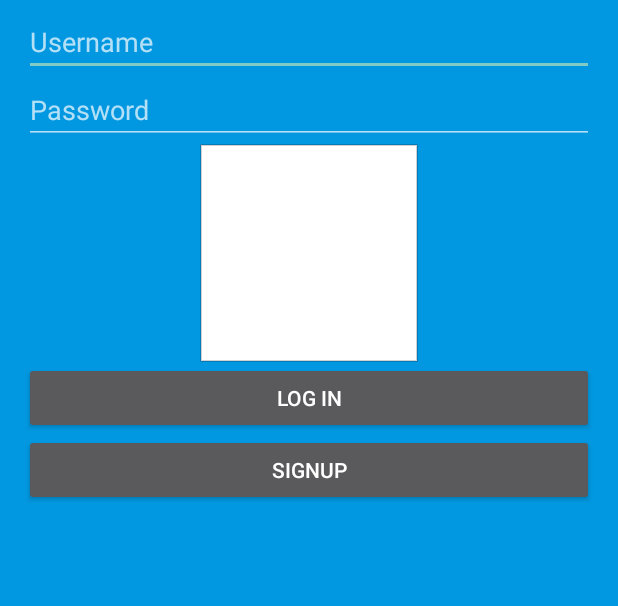
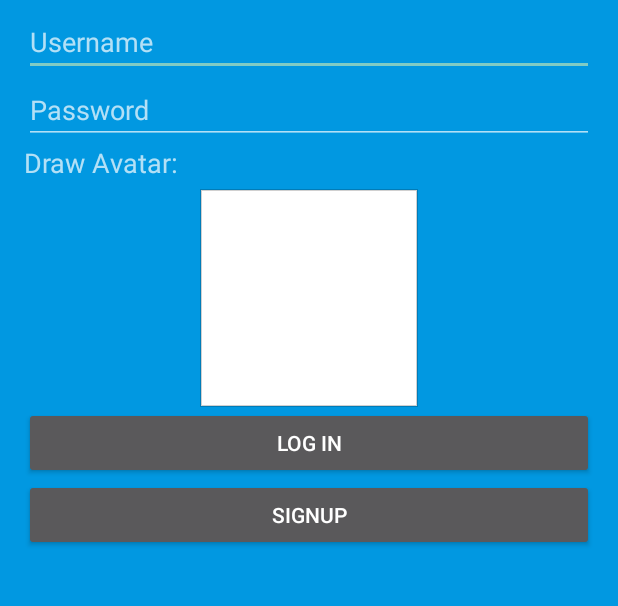
Before and after one commit to Leonardo-Ciocan/SquareChat, an Android app: the screen it shows after launch (LoginActivity), after a tap on "SIGNUP", on a phone screen of 412 x 824 dp, the part 332-938 px from its top. Run offline under Robolectric (Android 15) with nearby library versions, the light colour scheme and no system bars; 2 statements that could not run were skipped.

Commit message:
We added a textfield above the avatarSquare so users know to draw their avatar.

```diff
--- a/app/src/main/java/nsl/squarechat/LoginActivity.java
+++ b/app/src/main/java/nsl/squarechat/LoginActivity.java
@@ -13,6 +13,7 @@ import android.view.MenuItem;
 import android.view.View;
 import android.widget.Button;
 import android.widget.EditText;
+import android.widget.TextView;
 import android.widget.Toast;
 
 import com.parse.LogInCallback;
@@ -82,6 +83,7 @@ public class LoginActivity extends ActionBarActivity {
                     user.signUpInBackground(new SignUpCallback() {
                         public void done(com.parse.ParseException e) {
                             if (e == null) {
+
                                 Avatar avatar = new Avatar();
                                 Bitmap b = Bitmap.createBitmap(
                                         squareView.getLayoutParams().width,
@@ -109,6 +111,8 @@ public class LoginActivity extends ActionBarActivity {
                 }
                 else {
                     squareView.setVisibility(View.VISIBLE);
+                    TextView  labelavatar = (TextView) findViewById(R.id.labelAvatar);
+                    labelavatar.setVisibility(View.VISIBLE);
                 }
             }
         });
--- a/app/src/main/res/layout/activity_login.xml
+++ b/app/src/main/res/layout/activity_login.xml
@@ -25,6 +25,16 @@
        android:inputType="textPassword"
        android:layout_width="fill_parent"
        android:layout_height="wrap_content" />
+
+    <TextView xmlns:android="http://schemas.android.com/apk/res/android"
+        android:layout_width="wrap_content"
+        android:layout_height="30dp"
+        android:textSize="18sp"
+        android:visibility="gone"
+        android:id="@+id/labelAvatar"
+        android:text="Draw Avatar: "
+        android:layout_alignLeft = "@+id/avatar"/>
+
     <nsl.squarechat.SquareView
         android:layout_gravity="center"
         android:background="@drawable/border_background"
```
